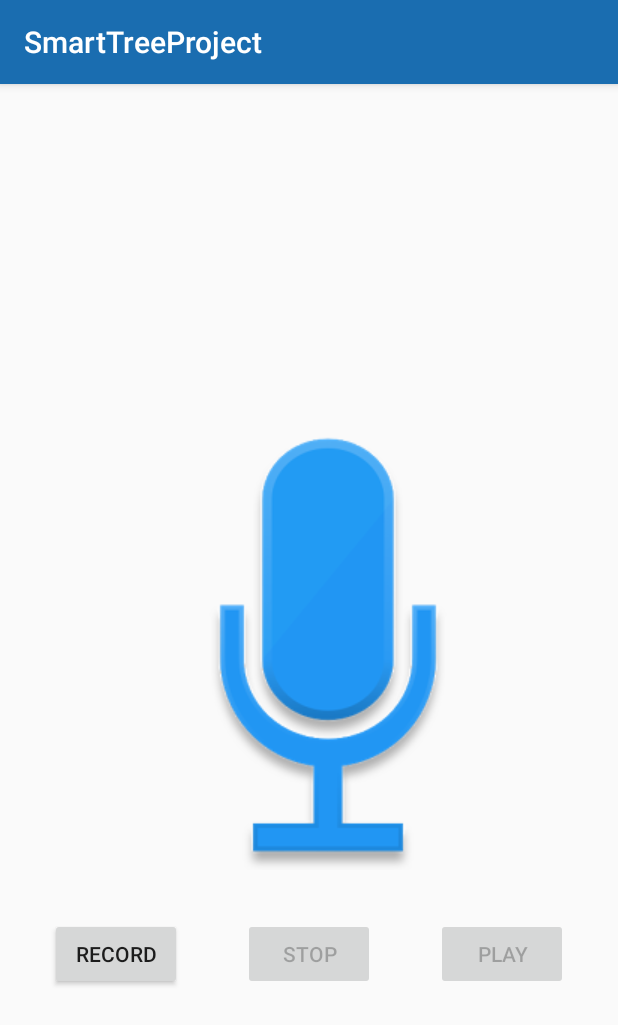
After one commit to purva5194/Smart-Street-Project, an Android app: the AudioRecordingActivity screen opened directly, with no data from a screen before it, on a phone screen of 412 x 824 dp. The commit adds this screen. Shown: the top 1025 px of the screen. Run offline under Robolectric (Android 15) with nearby library versions, the phone set to English and light mode, and no system bars.

Commit message:
Audio Recording Added

```diff
--- a/SmartTreeProject/app/src/main/AndroidManifest.xml
+++ b/SmartTreeProject/app/src/main/AndroidManifest.xml
@@ -51,7 +51,8 @@
 
         <activity android:name=".AddUserProfileActivity" />
         <activity android:name=".CameraActivity" />
-        <activity android:name=".ShareActivity"></activity>
+        <activity android:name=".ShareActivity" />
+        <activity android:name=".AudioRecordingActivity"></activity>
     </application>
 
 </manifest>
--- /dev/null
+++ b/SmartTreeProject/app/src/main/java/com/purvapatel/smarttreeproject/AudioRecordingActivity.java
@@ -0,0 +1,180 @@
+package com.purvapatel.smarttreeproject;
+
+import android.media.MediaPlayer;
+import android.media.MediaRecorder;
+import android.os.Bundle;
+import android.os.Environment;
+import android.support.v7.app.AppCompatActivity;
+import android.view.Menu;
+import android.view.MenuItem;
+import android.view.View;
+import android.widget.Button;
+
+import java.io.File;
+import java.io.IOException;
+import java.util.Random;
+
+public class AudioRecordingActivity extends AppCompatActivity {
+
+    private Button recordingButton;
+    private Button stopButton;
+    private Button playButton;
+
+    private MediaRecorder mediaRecorder;
+    String voiceStoragePath;
+
+    static final String AB = "abcdefghijklmnopqrstuvwxyz";
+    static Random rnd = new Random();
+
+    MediaPlayer mediaPlayer;
+
+    @Override
+    protected void onCreate(Bundle savedInstanceState) {
+        super.onCreate(savedInstanceState);
+        setContentView(R.layout.activity_audio_recording);
+
+        hasSDCard();
+
+        voiceStoragePath = Environment.getExternalStorageDirectory().getAbsolutePath();
+        File audioVoice = new File(voiceStoragePath + File.separator + "voices");
+        if(!audioVoice.exists()){
+            audioVoice.mkdir();
+        }
+        voiceStoragePath = voiceStoragePath + File.separator + "voices/" + generateVoiceFilename(6) + ".3gpp";
+        System.out.println("Audio path : " + voiceStoragePath);
+
+        recordingButton = (Button)findViewById(R.id.recording_button);
+        stopButton = (Button)findViewById(R.id.stop_button);
+        playButton = (Button)findViewById(R.id.play_button);
+
+        stopButton.setEnabled(false);
+        playButton.setEnabled(false);
+
+        initializeMediaRecord();
+
+        recordingButton.setOnClickListener(new View.OnClickListener() {
+            @Override
+            public void onClick(View v) {
+                if(mediaRecorder == null){
+                    initializeMediaRecord();
+                }
+                startAudioRecording();
+            }
+        });
+
+        stopButton.setOnClickListener(new View.OnClickListener() {
+            @Override
+            public void onClick(View v) {
+                stopAudioRecording();
+            }
+        });
+
+        playButton.setOnClickListener(new View.OnClickListener() {
+            @Override
+            public void onClick(View v) {
+                playLastStoredAudioMusic();
+                mediaPlayerPlaying();
+            }
+        });
+    }
+
+    @Override
+    public boolean onCreateOptionsMenu(Menu menu) {
+        // Inflate the menu; this adds items to the action bar if it is present.
+        //getMenuInflater().inflate(R.menu.menu_audio_recording, menu);
+        return true;
+    }
+
+    @Override
+    public boolean onOptionsItemSelected(MenuItem item) {
+        // Handle action bar item clicks here. The action bar will
+        // automatically handle clicks on the Home/Up button, so long
+        // as you specify a parent activity in AndroidManifest.xml.
+        int id = item.getItemId();
+
+        //noinspection SimplifiableIfStatement
+        /*if (id == R.id.action_settings) {
+            return true;
+        }*/
+
+        return super.onOptionsItemSelected(item);
+    }
+
+    private String generateVoiceFilename( int len ){
+        StringBuilder sb = new StringBuilder( len );
+        for( int i = 0; i < len; i++ )
+            sb.append( AB.charAt( rnd.nextInt(AB.length()) ) );
+        return sb.toString();
+    }
+
+    private void startAudioRecording(){
+        try {
+            mediaRecorder.prepare();
+            mediaRecorder.start();
+        } catch (IOException e) {
+            e.printStackTrace();
+        }
+        recordingButton.setEnabled(false);
+        stopButton.setEnabled(true);
+    }
+
+    private void stopAudioRecording(){
+        if(mediaRecorder != null){
+            mediaRecorder.stop();
+            mediaRecorder.release();
+            mediaRecorder = null;
+        }
+        stopButton.setEnabled(false);
+        playButton.setEnabled(true);
+    }
+
+    private void playLastStoredAudioMusic(){
+        mediaPlayer = new MediaPlayer();
+        try {
+            mediaPlayer.setDataSource(voiceStoragePath);
+        } catch (IOException e) {
+            e.printStackTrace();
+        }
+        try {
+            mediaPlayer.prepare();
+        } catch (IOException e) {
+            e.printStackTrace();
+        }
+        mediaPlayer.start();
+        recordingButton.setEnabled(true);
+        playButton.setEnabled(false);
+    }
+
+    private void stopAudioPlay(){
+        if(mediaPlayer != null){
+            mediaPlayer.stop();
+            mediaPlayer.release();
+            mediaPlayer = null;
+        }
+    }
+
+    private void hasSDCard(){
+        Boolean isSDPresent = android.os.Environment.getExternalStorageState().equals(android.os.Environment.MEDIA_MOUNTED);
+        if(isSDPresent)        {
+            System.out.println("There is SDCard");
+        }
+        else{
+            System.out.println("There is no SDCard");
+        }
+    }
+
+    private void mediaPlayerPlaying(){
+        if(!mediaPlayer.isPlaying()){
+            stopAudioPlay();
+        }
+    }
+
+    private void initializeMediaRecord(){
+        mediaRecorder = new MediaRecorder();
+        mediaRecorder.setAudioSource(MediaRecorder.AudioSource.MIC);
+        mediaRecorder.setOutputFormat(MediaRecorder.OutputFormat.THREE_GPP);
+        mediaRecorder.setAudioEncoder(MediaRecorder.OutputFormat.AMR_NB);
+        mediaRecorder.setOutputFile(voiceStoragePath);
+    }
+
+}
--- a/SmartTreeProject/app/src/main/java/com/purvapatel/smarttreeproject/CameraActivity.java
+++ b/SmartTreeProject/app/src/main/java/com/purvapatel/smarttreeproject/CameraActivity.java
@@ -79,6 +79,12 @@ public class CameraActivity extends AppCompatActivity {
         startActivityForResult(intent, VIDEO_CAPTURE);
     }
 
+    //capture audio using camera api
+    public void audio(View v){
+        Intent intent = new Intent(getApplicationContext(), AudioRecordingActivity.class);
+        startActivity(intent);
+    }
+
     // when clicks on Cancel button
     public void cancel(View view){
         // destroy that activity
--- /dev/null
+++ b/SmartTreeProject/app/src/main/res/layout/activity_audio_recording.xml
@@ -0,0 +1,87 @@
+<?xml version="1.0" encoding="utf-8"?>
+
+<ScrollView xmlns:android="http://schemas.android.com/apk/res/android"
+xmlns:tools="http://schemas.android.com/tools"
+android:layout_width="match_parent"
+android:layout_height="match_parent"
+android:scrollbars="none"
+tools:context="com.purvapatel.smarttreeproject.AudioRecordingActivity">
+
+
+<RelativeLayout xmlns:android="http://schemas.android.com/apk/res/android"
+    xmlns:tools="http://schemas.android.com/tools"
+    android:layout_width="match_parent"
+    android:layout_marginTop="200dp"
+    android:layout_marginLeft="25dp"
+    android:layout_height="match_parent">
+
+    <ImageView
+        android:id="@+id/recording_image"
+        android:layout_width="wrap_content"
+        android:layout_height="wrap_content"
+        android:layout_alignParentTop="true"
+        android:layout_centerHorizontal="true"
+        android:layout_marginTop="24dp"
+        android:src="@drawable/voice" />
+
+    <LinearLayout
+        android:id="@+id/linear_wrap"
+        android:layout_width="match_parent"
+        android:layout_height="wrap_content"
+        android:layout_marginTop="24dp"
+        android:layout_below="@+id/recording_image"
+        android:orientation="horizontal">
+
+        <LinearLayout
+            android:layout_width="wrap_content"
+            android:layout_height="wrap_content"
+            android:layout_weight="1"
+            android:orientation="vertical"
+            android:padding="8dp">
+
+            <Button
+                android:id="@+id/recording_button"
+                android:layout_width="wrap_content"
+                android:layout_height="wrap_content"
+                android:gravity="center|center_horizontal"
+                android:text="Record" />
+
+        </LinearLayout>
+
+        <LinearLayout
+            android:layout_width="wrap_content"
+            android:layout_height="wrap_content"
+            android:layout_weight="1"
+            android:orientation="vertical"
+            android:padding="8dp">
+
+            <Button
+                android:id="@+id/stop_button"
+                android:layout_width="wrap_content"
+                android:layout_height="wrap_content"
+                android:gravity="center|center_horizontal"
+                android:text="Stop" />
+
+        </LinearLayout>
+
+        <LinearLayout
+            android:layout_width="wrap_content"
+            android:layout_height="wrap_content"
+            android:layout_weight="1"
+            android:orientation="vertical"
+            android:padding="8dp">
+
+            <Button
+                android:id="@+id/play_button"
+                android:layout_width="wrap_content"
+                android:layout_height="wrap_content"
+                android:gravity="center|center_horizontal"
+                android:text="Play" />
+
+        </LinearLayout>
+
+    </LinearLayout>
+
+</RelativeLayout>
+
+</ScrollView>
```
Also changed, not shown: SmartTreeProject/app/src/main/res/layout/activity_camera.xml (+12 -0 lines), SmartTreeProject/app/src/main/res/drawable/voice.png (added).
